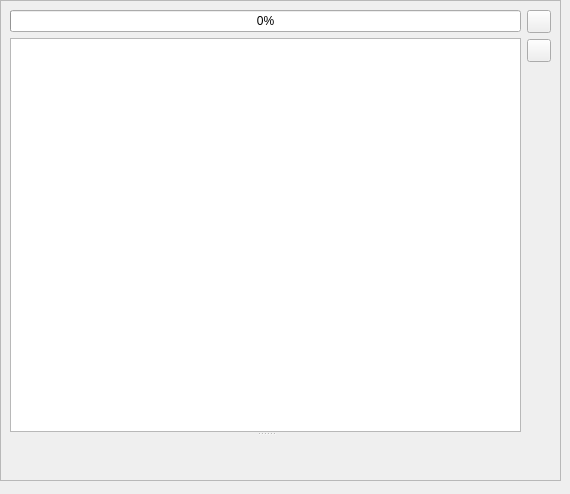
Old version of the form apps/ide/nes/designers/graphicsbankeditorform.ui in the repository christopherpow/nesicide.
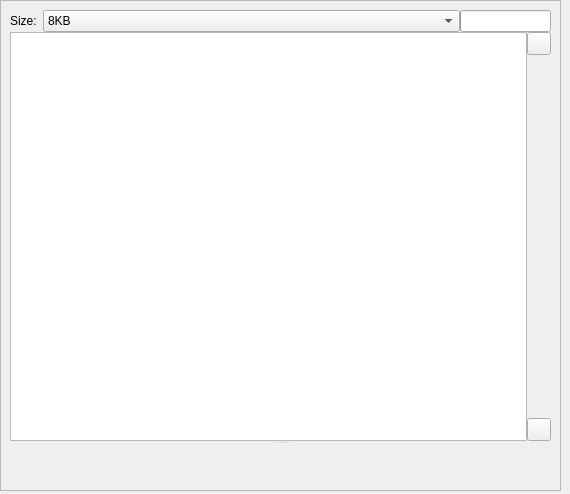
New version of the form. Icons and pictures are not drawn.

```diff
--- a/apps/ide/nes/designers/graphicsbankeditorform.ui
+++ b/apps/ide/nes/designers/graphicsbankeditorform.ui
@@ -22,7 +22,7 @@
      <x>0</x>
      <y>0</y>
      <width>561</width>
-     <height>481</height>
+     <height>491</height>
     </rect>
    </property>
    <property name="frameShape">
@@ -34,60 +34,127 @@
    <layout class="QGridLayout" name="gridLayout_2" rowstretch="0">
     <item row="0" column="0">
      <layout class="QGridLayout" name="gridLayout">
-      <item row="0" column="1">
-       <widget class="QToolButton" name="toolButton">
-        <property name="text">
-         <string/>
-        </property>
-       </widget>
-      </item>
-      <item row="3" column="1">
-       <spacer name="verticalSpacer">
-        <property name="orientation">
-         <enum>Qt::Vertical</enum>
-        </property>
-        <property name="sizeHint" stdset="0">
-         <size>
-          <width>20</width>
-          <height>40</height>
-         </size>
-        </property>
-       </spacer>
-      </item>
-      <item row="1" column="1">
-       <widget class="QToolButton" name="toolButton_2">
-        <property name="text">
-         <string/>
-        </property>
-       </widget>
-      </item>
       <item row="0" column="0" rowspan="4">
        <widget class="QSplitter" name="splitter">
         <property name="orientation">
          <enum>Qt::Vertical</enum>
         </property>
         <widget class="QWidget" name="layoutWidget">
-         <layout class="QVBoxLayout" name="verticalLayout">
-          <property name="spacing">
-           <number>6</number>
-          </property>
-          <property name="rightMargin">
-           <number>0</number>
-          </property>
+         <layout class="QGridLayout" name="gridLayout_4" columnstretch="1,0,0">
           <property name="bottomMargin">
            <number>0</number>
           </property>
-          <item>
+          <property name="spacing">
+           <number>0</number>
+          </property>
+          <item row="1" column="2">
+           <widget class="QToolButton" name="moveUp">
+            <property name="text">
+             <string/>
+            </property>
+            <property name="icon">
+             <iconset resource="../../../../common/resource.qrc">
+              <normaloff>:/resources/icons8-sort_up.png</normaloff>:/resources/icons8-sort_up.png</iconset>
+            </property>
+           </widget>
+          </item>
+          <item row="3" column="2">
+           <widget class="QToolButton" name="moveDown">
+            <property name="text">
+             <string/>
+            </property>
+            <property name="icon">
+             <iconset resource="../../../../common/resource.qrc">
+              <normaloff>:/resources/icons8-sort_down.png</normaloff>:/resources/icons8-sort_down.png</iconset>
+            </property>
+           </widget>
+          </item>
+          <item row="2" column="2">
+           <spacer name="verticalSpacer">
+            <property name="orientation">
+             <enum>Qt::Vertical</enum>
+            </property>
+            <property name="sizeHint" stdset="0">
+             <size>
+              <width>20</width>
+              <height>40</height>
+             </size>
+            </property>
+           </spacer>
+          </item>
+          <item row="0" column="1" colspan="2">
            <widget class="QProgressBar" name="gauge">
+            <property name="sizePolicy">
+             <sizepolicy hsizetype="Maximum" vsizetype="Fixed">
+              <horstretch>0</horstretch>
+              <verstretch>0</verstretch>
+             </sizepolicy>
+            </property>
             <property name="maximum">
              <number>8192</number>
             </property>
             <property name="value">
              <number>0</number>
             </property>
+            <property name="textVisible">
+             <bool>false</bool>
+            </property>
+            <property name="invertedAppearance">
+             <bool>false</bool>
+            </property>
            </widget>
           </item>
-          <item>
+          <item row="0" column="0">
+           <layout class="QFormLayout" name="formLayout">
+            <property name="fieldGrowthPolicy">
+             <enum>QFormLayout::AllNonFixedFieldsGrow</enum>
+            </property>
+            <property name="horizontalSpacing">
+             <number>6</number>
+            </property>
+            <property name="verticalSpacing">
+             <number>6</number>
+            </property>
+            <item row="0" column="0">
+             <widget class="QLabel" name="label">
+              <property name="text">
+               <string>Size:</string>
+              </property>
+             </widget>
+            </item>
+            <item row="0" column="1">
+             <widget class="QComboBox" name="bankSize">
+              <property name="sizePolicy">
+               <sizepolicy hsizetype="Expanding" vsizetype="Fixed">
+                <horstretch>0</horstretch>
+                <verstretch>0</verstretch>
+               </sizepolicy>
+              </property>
+              <item>
+               <property name="text">
+                <string>8KB</string>
+               </property>
+              </item>
+              <item>
+               <property name="text">
+                <string>4KB</string>
+               </property>
+              </item>
+              <item>
+               <property name="text">
+                <string>2KB</string>
+               </property>
+              </item>
+              <item>
+               <property name="text">
+                <string>1KB</string>
+               </property>
+              </item>
+             </widget>
+            </item>
+           </layout>
+          </item>
+          <item row="1" column="0" rowspan="3" colspan="2">
            <widget class="QTableView" name="tableView">
             <property name="sizePolicy">
              <sizepolicy hsizetype="Preferred" vsizetype="MinimumExpanding">
```
Left out of the diff: 10 changed lines with no effect on the pictures.
